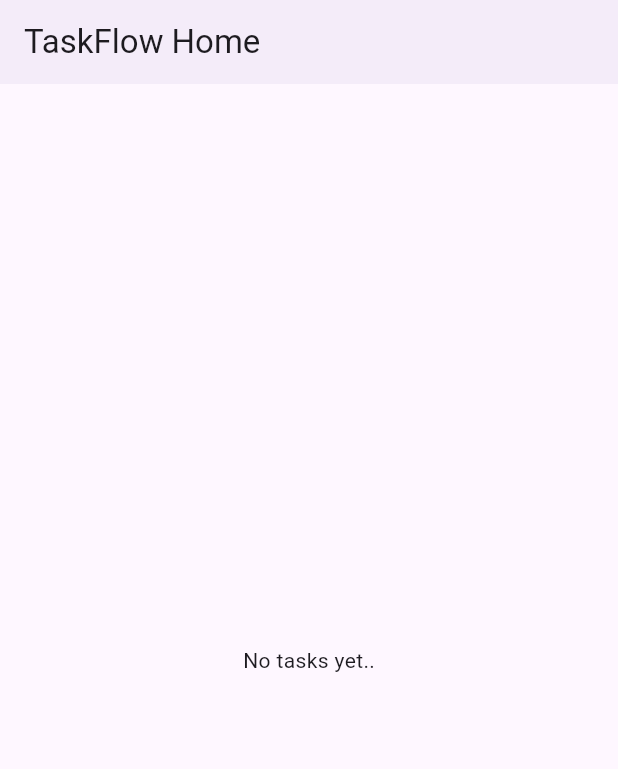
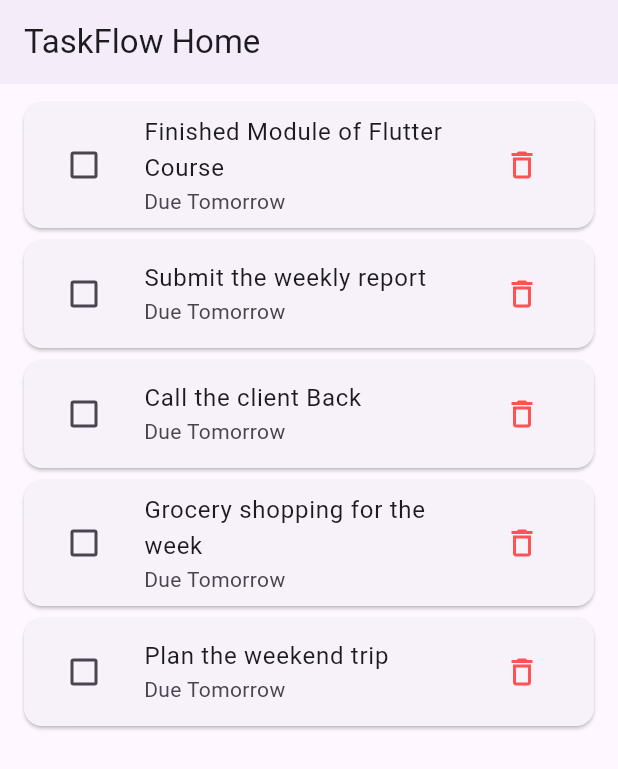
Before and after one commit to IdtDanny/mobile-july, a Flutter app: the screen it shows after launch, on a phone screen of 412 x 824 dp. Shown: the top 769 px of the screen. Run offline on Flutter 3.47's test engine with Material 3 defaults, Android fonts, the phone set to English and light mode, and no system bars.

Commit message:
TaskFlow completed

```diff
--- a/taskflow/lib/homepage.dart
+++ b/taskflow/lib/homepage.dart
@@ -1,4 +1,5 @@
 import 'package:flutter/material.dart';
+import 'package:taskflow/widgets/task_item.dart';
 
 class HomePage extends StatelessWidget {
   const HomePage({super.key});
@@ -7,7 +8,18 @@ class HomePage extends StatelessWidget {
   Widget build(BuildContext context) {
     return Scaffold(
       appBar: AppBar(elevation: 2, title: Text('TaskFlow Home')),
-      body: Center(child: Text('No tasks yet..')),
+
+      // body: Center(child: Text('No tasks yet..')),
+      body: ListView(
+        children: const [
+          SizedBox(height: 8),
+          TaskItem(title: 'Finished Module of Flutter Course'),
+          TaskItem(title: 'Submit the weekly report'),
+          TaskItem(title: 'Call the client Back'),
+          TaskItem(title: 'Grocery shopping for the week'),
+          TaskItem(title: 'Plan the weekend trip'),
+        ],
+      ),
     );
   }
 }
--- /dev/null
+++ b/taskflow/lib/widgets/task_item.dart
@@ -0,0 +1,52 @@
+import 'package:flutter/material.dart';
+
+class TaskItem extends StatefulWidget {
+  final String title;
+
+  const TaskItem({super.key, required this.title});
+
+  @override
+  State<TaskItem> createState() => _TaskItemState();
+}
+
+class _TaskItemState extends State<TaskItem> {
+  bool _isChecked = false;
+
+  @override
+  Widget build(BuildContext context) {
+    return Card(
+      margin: const EdgeInsets.symmetric(horizontal: 16.0, vertical: 4.0),
+      child: ListTile(
+        leading: Checkbox(
+          value: _isChecked,
+          onChanged: (bool? value) {
+            setState(() {
+              _isChecked = value ?? false;
+            });
+          },
+        ),
+        title: Text(
+          widget.title,
+          style: TextStyle(
+            decoration: _isChecked
+                ? TextDecoration.lineThrough
+                : TextDecoration.none,
+            color: _isChecked ? Colors.grey : null,
+          ),
+        ),
+        subtitle: const Text('Due Tomorrow'),
+        trailing: IconButton(
+          icon: const Icon(Icons.delete_outline, color: Colors.redAccent),
+          onPressed: () {
+            print('Delete Button pressed for ${widget.title}');
+          },
+        ),
+        onTap: () {
+          setState(() {
+            _isChecked = !_isChecked;
+          });
+        },
+      ),
+    );
+  }
+}
```
Also changed, not shown: taskflow/lib/widgets/task.dart (deleted, +0 -19 lines).
